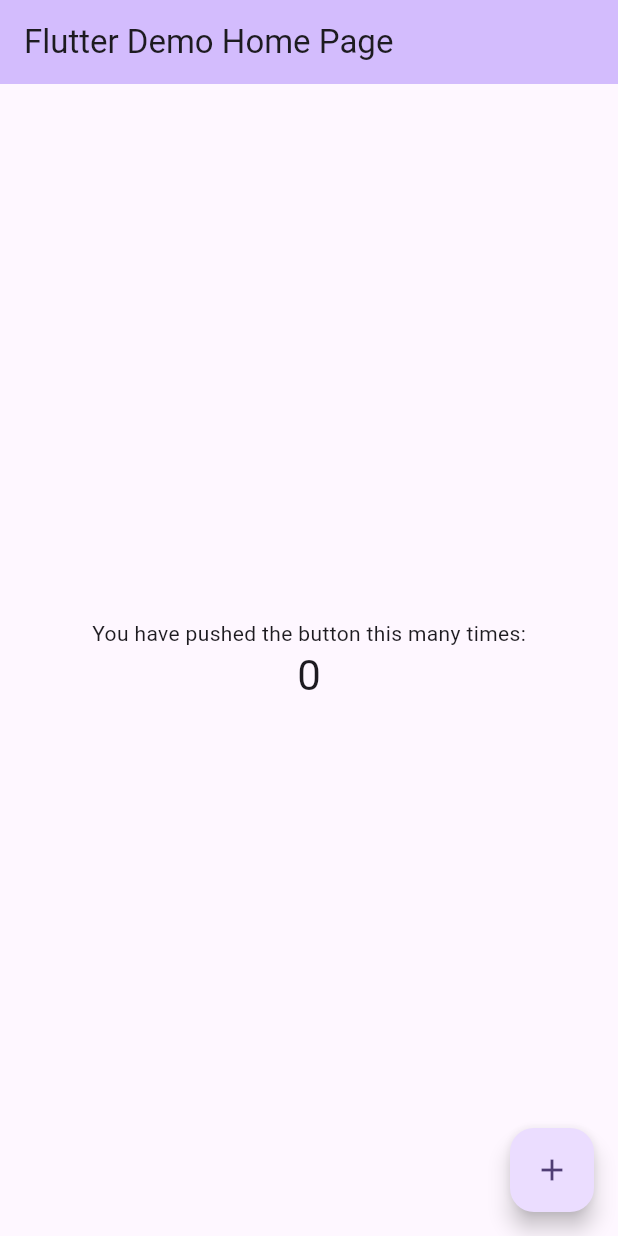
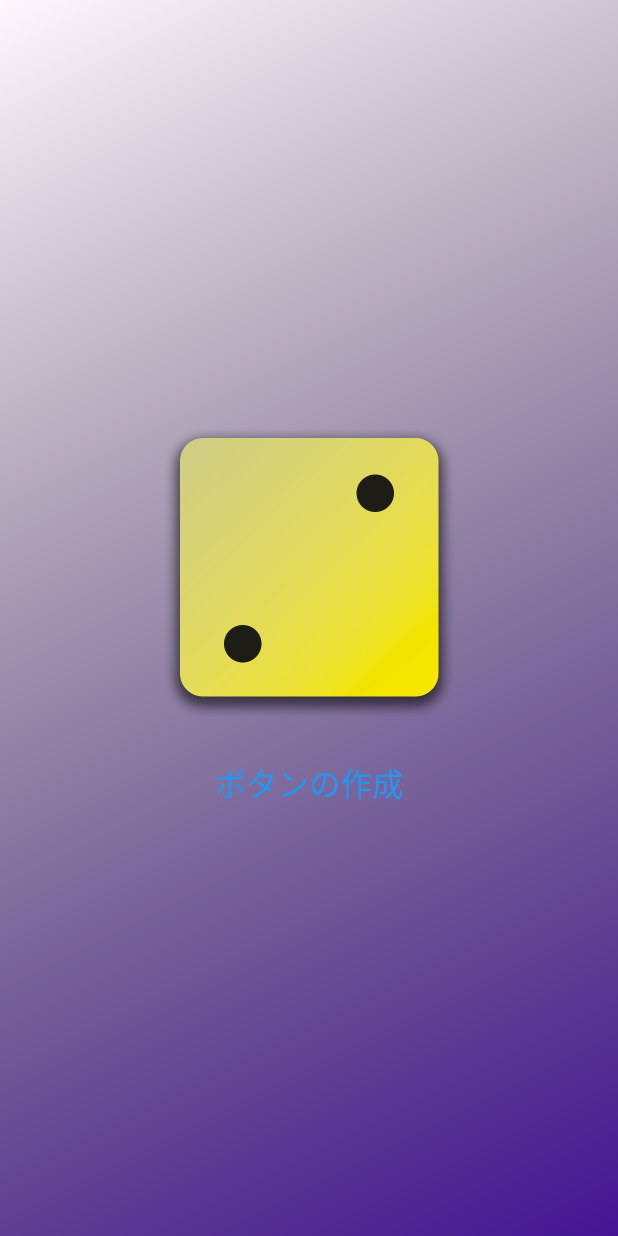
Before and after one commit to rensawamo/flutter-UI, a Flutter app: the screen it shows after launch, on a phone screen of 412 x 824 dp. Run offline on Flutter 3.47's test engine with Material 3 defaults, Android fonts, the phone set to English and light mode, and no system bars.

Commit message:
dice-UI-完了

```diff
--- /dev/null
+++ b/dice/lib/dice_roller.dart
@@ -0,0 +1,55 @@
+import 'dart:math';
+
+import 'package:flutter/material.dart';
+
+final randomizer = Random();
+
+// StatefulWidget  は状態が時間とともに変化する可能性があるウィジェットを作成
+// UIと状態の分離に役立つから StatefulWidgetにより 継承
+class DiceRoller extends StatefulWidget {
+  const DiceRoller({super.key});
+
+  //_DiceRollerState クラスの新しいインスタンスを返す
+  @override
+  State<DiceRoller> createState() {
+    return _DiceRollerState();
+  }
+}
+
+class _DiceRollerState extends State<DiceRoller> {
+  var currentDiceRoll = 2;
+
+  // 変数の状態更新
+  void rollDice() {
+    setState(() {
+      currentDiceRoll = randomizer.nextInt(6) + 1;
+    });
+  }
+
+  @override
+  Widget build(context) {
+    return Column(
+      mainAxisSize: MainAxisSize.min,
+      children: [
+        Image.asset(
+          'lib/images/dice-$currentDiceRoll.png',
+          width: 200,
+        ),
+        const SizedBox(height: 20),
+        TextButton(
+          onPressed: rollDice,
+          style: TextButton.styleFrom(
+            // padding: const EdgeInsets.only(
+            //   top: 20,
+            // ),
+            foregroundColor: Colors.blue,
+            textStyle: const TextStyle(
+              fontSize: 21,
+            ),
+          ),
+          child: const Text('ボタンの作成'),
+        )
+      ],
+    );
+  }
+}
--- /dev/null
+++ b/dice/lib/gradient_container.dart
@@ -0,0 +1,52 @@
+import 'package:flutter/material.dart';
+
+import 'dice_roller.dart';
+
+const startAlignment = Alignment.topLeft;
+const endAlignment = Alignment.bottomRight;
+
+class GradientContainer extends StatelessWidget { // 状態を持たない widget
+  const GradientContainer(this.color1, this.color2, {super.key});
+
+  // 呼び出し側で値を受け取るようにする
+  final Color color1;
+  final Color color2;
+
+  @override
+  Widget build(context) {
+    return Container(
+      decoration: BoxDecoration(
+        gradient: LinearGradient(
+          colors: [color1, color2],
+          begin: startAlignment, // gradationの調節
+          end: endAlignment,
+        ),
+      ),
+      child: const Center(
+        child: DiceRoller(),
+      ),
+    );
+  }
+}
+
+// class GradientContainer extends StatelessWidget {
+//   const GradientContainer({super.key, required this.colors});
+
+//   final List<Color> colors;
+
+//   @override
+//   Widget build(context) {
+//     return Container(
+//       decoration: BoxDecoration(
+//         gradient: LinearGradient(
+//           colors: colors,
+//           begin: startAlignment,
+//           end: endAlignment,
+//         ),
+//       ),
+//       child: const Center(
+//         child: StyledText('Hello World!'),
+//       ),
+//     );
+//   }
+// }
--- a/dice/lib/main.dart
+++ b/dice/lib/main.dart
@@ -1,125 +1,16 @@
 import 'package:flutter/material.dart';
 
+import 'gradient_container.dart';
+
 void main() {
-  runApp(const MyApp());
-}
-
-class MyApp extends StatelessWidget {
-  const MyApp({super.key});
-
-  // This widget is the root of your application.
-  @override
-  Widget build(BuildContext context) {
-    return MaterialApp(
-      title: 'Flutter Demo',
-      theme: ThemeData(
-        // This is the theme of your application.
-        //
-        // TRY THIS: Try running your application with "flutter run". You'll see
-        // the application has a purple toolbar. Then, without quitting the app,
-        // try changing the seedColor in the colorScheme below to Colors.green
-        // and then invoke "hot reload" (save your changes or press the "hot
-        // reload" button in a Flutter-supported IDE, or press "r" if you used
-        // the command line to start the app).
-        //
-        // Notice that the counter didn't reset back to zero; the application
-        // state is not lost during the reload. To reset the state, use hot
-        // restart instead.
-        //
-        // This works for code too, not just values: Most code changes can be
-        // tested with just a hot reload.
-        colorScheme: ColorScheme.fromSeed(seedColor: Colors.deepPurple),
-        useMaterial3: true,
-      ),
-      home: const MyHomePage(title: 'Flutter Demo Home Page'),
-    );
-  }
-}
-
-class MyHomePage extends StatefulWidget {
-  const MyHomePage({super.key, required this.title});
-
-  // This widget is the home page of your application. It is stateful, meaning
-  // that it has a State object (defined below) that contains fields that affect
-  // how it looks.
-
-  // This class is the configuration for the state. It holds the values (in this
-  // case the title) provided by the parent (in this case the App widget) and
-  // used by the build method of the State. Fields in a Widget subclass are
-  // always marked "final".
-
-  final String title;
-
-  @override
-  State<MyHomePage> createState() => _MyHomePageState();
-}
-
-class _MyHomePageState extends State<MyHomePage> {
-  int _counter = 0;
-
-  void _incrementCounter() {
-    setState(() {
-      // This call to setState tells the Flutter framework that something has
-      // changed in this State, which causes it to rerun the build method below
-      // so that the display can reflect the updated values. If we changed
-      // _counter without calling setState(), then the build method would not be
-      // called again, and so nothing would appear to happen.
-      _counter++;
-    });
-  }
-
-  @override
-  Widget build(BuildContext context) {
-    // This method is rerun every time setState is called, for instance as done
-    // by the _incrementCounter method above.
-    //
-    // The Flutter framework has been optimized to make rerunning build methods
-    // fast, so that you can just rebuild anything that needs updating rather
-    // than having to individually change instances of widgets.
-    return Scaffold(
-      appBar: AppBar(
-        // TRY THIS: Try changing the color here to a specific color (to
-        // Colors.amber, perhaps?) and trigger a hot reload to see the AppBar
-        // change color while the other colors stay the same.
-        backgroundColor: Theme.of(context).colorScheme.inversePrimary,
-        // Here we take the value from the MyHomePage object that was created by
-        // the App.build method, and use it to set our appbar title.
-        title: Text(widget.title),
-      ),
-      body: Center(
-        // Center is a layout widget. It takes a single child and positions it
-        // in the middle of the parent.
-        child: Column(
-          // Column is also a layout widget. It takes a list of children and
-          // arranges them vertically. By default, it sizes itself to fit its
-          // children horizontally, and tries to be as tall as its parent.
-          //
-          // Column has various properties to control how it sizes itself and
-          // how it positions its children. Here we use mainAxisAlignment to
-          // center the children vertically; the main axis here is the vertical
-          // axis because Columns are vertical (the cross axis would be
-          // horizontal).
-          //
-          // TRY THIS: Invoke "debug painting" (choose the "Toggle Debug Paint"
-          // action in the IDE, or press "p" in the console), to see the
-          // wireframe for each widget.
-          mainAxisAlignment: MainAxisAlignment.center,
-          children: <Widget>[
-            const Text(
-              'You have pushed the button this many times:',
-            ),
-            Text(
-              '$_counter',
-              style: Theme.of(context).textTheme.headlineMedium,
-            ),
-          ],
+  runApp(
+    const MaterialApp(
+      home: Scaffold(
+        body: GradientContainer(
+          Color.fromARGB(0, 0, 0, 0),
+          Color.fromARGB(255, 68, 21, 149),
         ),
       ),
-      floatingActionButton: FloatingActionButton(
-        onPressed: _incrementCounter,
-        tooltip: 'Increment',
-        child: const Icon(Icons.add),
-      ), // This trailing comma makes auto-formatting nicer for build methods.
-    );
-  }
+    ),
+  );
 }
--- /dev/null
+++ b/dice/lib/styled_text.dart
@@ -0,0 +1,18 @@
+import 'package:flutter/material.dart';
+
+class StyledText extends StatelessWidget {
+  const StyledText(this.text, {super.key});
+
+  final String text;
+
+  @override
+  Widget build(context) {
+    return Text(
+      text,
+      style: const TextStyle(
+        color: Colors.white,
+        fontSize: 28,
+      ),
+    );
+  }
+}
```
Also changed, not shown: dice/pubspec.yaml (+10 -6 lines), dice/lib/images/dice-1.png (added), dice/lib/images/dice-2.png (added), dice/lib/images/dice-3.png (added), dice/lib/images/dice-4.png (added), dice/lib/images/dice-5.png (added), dice/lib/images/dice-6.png (added), dice/pubspec.lock.
